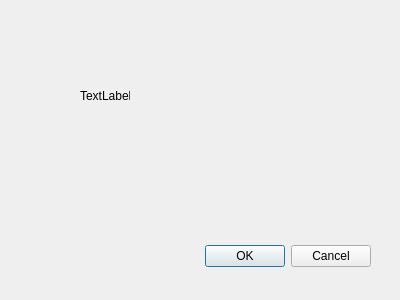
Above: versiondialog.ui from makomads/kaihitsu before the change. Below: the same form after it.
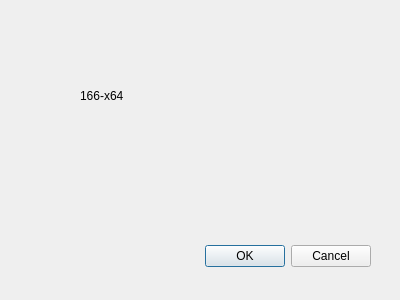
That is the form after the change.

The edit to the form file:
```diff
--- a/versiondialog.ui
+++ b/versiondialog.ui
@@ -39,7 +39,7 @@
     </rect>
    </property>
    <property name="text">
-    <string>TextLabel</string>
+    <string>166-x64</string>
    </property>
   </widget>
  </widget>
```
